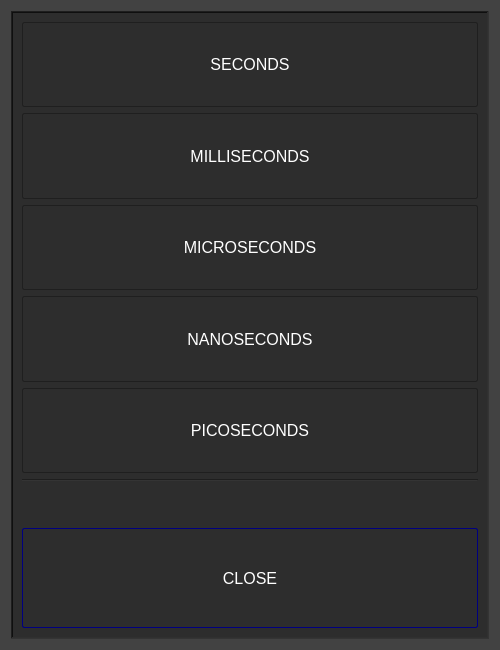
Qt form unitdialog.ui (shokace/GT9000) before a commit.
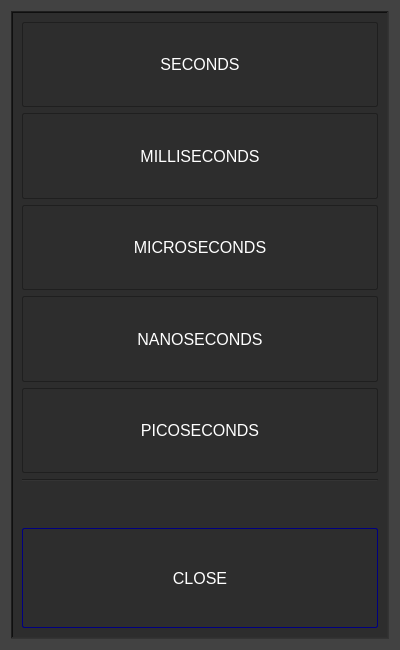
The same form after that commit.

Commit message: unit dialog minor size change

Diff of the .ui file:
```diff
--- a/unitdialog.ui
+++ b/unitdialog.ui
@@ -6,7 +6,7 @@
    <rect>
     <x>0</x>
     <y>0</y>
-    <width>500</width>
+    <width>400</width>
     <height>650</height>
    </rect>
   </property>
@@ -18,13 +18,13 @@
   </property>
   <property name="minimumSize">
    <size>
-    <width>500</width>
+    <width>400</width>
     <height>650</height>
    </size>
   </property>
   <property name="maximumSize">
    <size>
-    <width>500</width>
+    <width>400</width>
     <height>650</height>
    </size>
   </property>
```
The commit also changes 1 other file.
